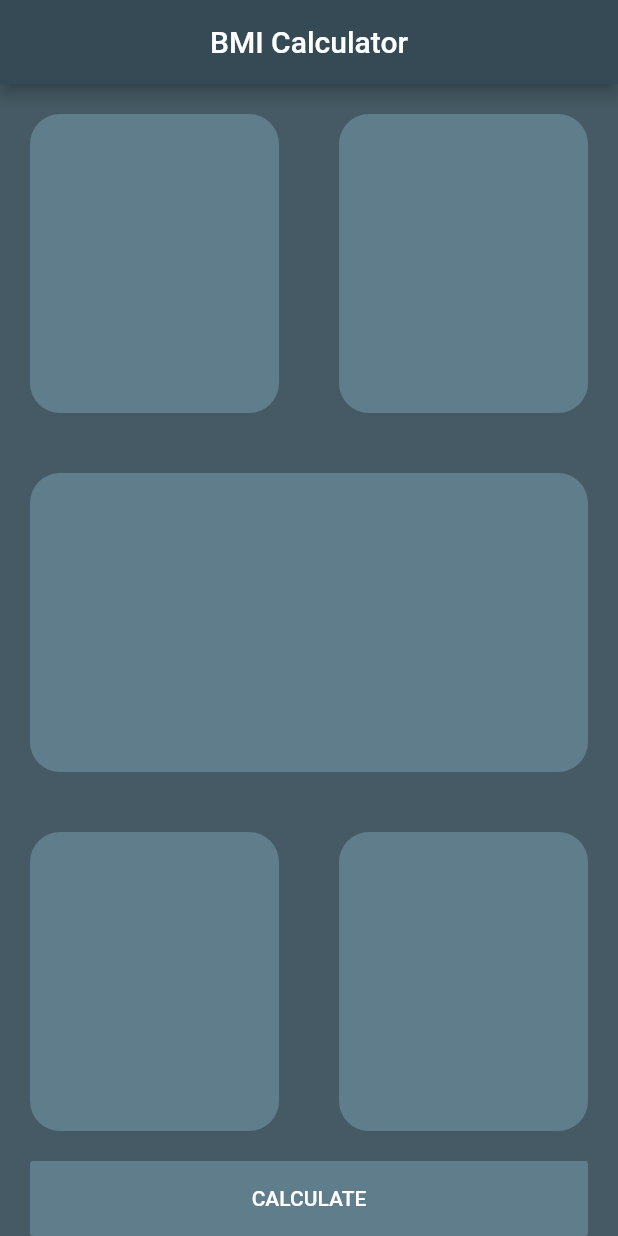
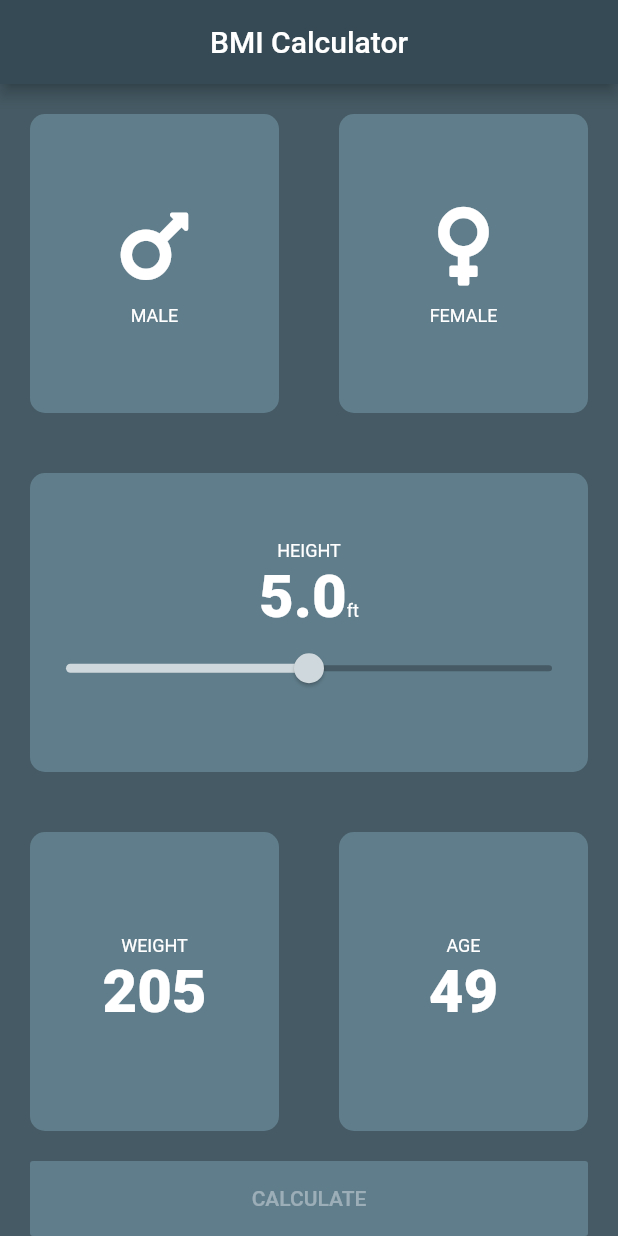
Before and after one commit to Ruzo/complete_flutter_bootcamp, a Flutter app: the screen it shows after launch, on a phone screen of 412 x 824 dp. Run offline on Flutter 3.47's test engine with Material 2 defaults, Android fonts, the phone set to English and light mode, and no system bars; our stand-ins replace audioplayers, font_awesome_flutter; missing offline and left inert: flutter_gifimage.

Commit message:
Done up to Slider but with height in feet

```diff
--- /dev/null
+++ b/bmi_calc/lib/constants.dart
@@ -0,0 +1,15 @@
+import 'package:flutter/material.dart';
+
+//Colors
+const kCardColor = Color(0xFF607D8B);
+const kSelectedCardColor = Color(0xFF75AA75);
+const kSliderActiveColor = Color(0xFFCFD8DC);
+const kSliderInactiveColor = Color(0xFF455A64);
+const kButtonColor = Color(0xFF75AA75);
+
+//Text styles
+const kLabelStyle = TextStyle(fontSize: 12);
+const kDataStyle = TextStyle(fontSize: 40.0, fontWeight: FontWeight.w900);
+
+//Icons
+const kGenderIconSize = 60.0;
--- /dev/null
+++ b/bmi_calc/lib/data_input_card.dart
@@ -0,0 +1,40 @@
+import 'package:bmi_calc/constants.dart';
+import 'package:flutter/material.dart';
+// import 'package:font_awesome_flutter/font_awesome_flutter.dart';
+
+class DataInputCard extends StatelessWidget {
+  final String label;
+  final int data;
+
+  DataInputCard({this.label = '', this.data});
+
+  @override
+  Widget build(BuildContext context) {
+    return Column(
+      mainAxisAlignment: MainAxisAlignment.center,
+      children: <Widget>[
+        Text(
+          label,
+          style: kLabelStyle,
+        ),
+        Text(
+          '$data',
+          style: kDataStyle,
+        ),
+        Row(
+          mainAxisAlignment: MainAxisAlignment.center,
+          children: <Widget>[
+            // MaterialButton(
+            //   child: FaIcon(FontAwesomeIcons.minus),
+            //   onPressed: () => {},
+            // ),
+            // MaterialButton(
+            //   child: FaIcon(FontAwesomeIcons.plus),
+            //   onPressed: () => {},
+            // ),
+          ],
+        )
+      ],
+    );
+  }
+}
--- /dev/null
+++ b/bmi_calc/lib/gender_card.dart
@@ -0,0 +1,37 @@
+import 'package:bmi_calc/constants.dart';
+import 'package:flutter/material.dart';
+import 'package:font_awesome_flutter/font_awesome_flutter.dart';
+
+class GenderCard extends StatelessWidget {
+  final IconData icon;
+  final int gender;
+  final String genderLabel;
+  final Function handleTap;
+
+  GenderCard(
+      {@required this.icon, this.gender, this.genderLabel, this.handleTap});
+
+  @override
+  Widget build(BuildContext context) {
+    return GestureDetector(
+      child: Column(
+        mainAxisAlignment: MainAxisAlignment.center,
+        children: <Widget>[
+          Padding(
+            padding: const EdgeInsets.only(bottom: 10.0),
+            child: FaIcon(
+              icon,
+              size: kGenderIconSize,
+            ),
+          ),
+          Text(
+            genderLabel,
+            style: kLabelStyle,
+          ),
+        ],
+      ),
+      onTap: () => handleTap(gender),
+      behavior: HitTestBehavior.opaque,
+    );
+  }
+}
--- /dev/null
+++ b/bmi_calc/lib/input_container.dart
@@ -0,0 +1,21 @@
+import 'package:bmi_calc/constants.dart';
+import 'package:flutter/material.dart';
+
+class InputContainer extends StatelessWidget {
+  final Widget child;
+  final bool selected;
+
+  const InputContainer({this.child, this.selected = false});
+
+  @override
+  Widget build(BuildContext context) {
+    return Container(
+      margin: EdgeInsets.all(20),
+      decoration: BoxDecoration(
+        borderRadius: BorderRadius.all(Radius.circular(10.0)),
+        color: selected ? kSelectedCardColor : kCardColor,
+      ),
+      child: child,
+    );
+  }
+}
--- a/bmi_calc/lib/input_view.dart
+++ b/bmi_calc/lib/input_view.dart
@@ -1,4 +1,11 @@
+import 'package:bmi_calc/constants.dart';
+import 'package:bmi_calc/data_input_card.dart';
+import 'package:bmi_calc/gender_card.dart';
+import 'package:bmi_calc/input_container.dart';
 import 'package:flutter/material.dart';
+import 'package:font_awesome_flutter/font_awesome_flutter.dart';
+
+enum Gender { male, female }
 
 class InputView extends StatefulWidget {
   @override
@@ -6,6 +13,12 @@ class InputView extends StatefulWidget {
 }
 
 class _InputViewState extends State<InputView> {
+  int weight = 205;
+  int age = 49;
+  double height = 5.0;
+
+  Gender gender;
+
   @override
   Widget build(BuildContext context) {
     return Column(
@@ -15,32 +28,67 @@ class _InputViewState extends State<InputView> {
           child: Row(
             children: [
               Expanded(
-                child: Container(
-                  margin: EdgeInsets.all(20),
-                  decoration: BoxDecoration(
-                    borderRadius: BorderRadius.all(Radius.circular(20.0)),
-                    color: Color(0xFF607D8B),
+                child: InputContainer(
+                  child: GenderCard(
+                    icon: FontAwesomeIcons.mars,
+                    gender: Gender.male.index,
+                    genderLabel: 'MALE',
+                    handleTap: selectGender,
                   ),
+                  selected: gender == Gender.male,
                 ),
               ),
               Expanded(
-                child: Container(
-                  margin: EdgeInsets.all(20),
-                  decoration: BoxDecoration(
-                    borderRadius: BorderRadius.all(Radius.circular(20.0)),
-                    color: Color(0xFF607D8B),
+                child: InputContainer(
+                  child: GenderCard(
+                    icon: FontAwesomeIcons.venus,
+                    gender: Gender.female.index,
+                    genderLabel: 'FEMALE',
+                    handleTap: selectGender,
                   ),
+                  selected: gender == Gender.female,
                 ),
               ),
             ],
           ),
         ),
         Expanded(
-          child: Container(
-            margin: EdgeInsets.all(20),
-            decoration: BoxDecoration(
-              borderRadius: BorderRadius.all(Radius.circular(20.0)),
-              color: Color(0xFF607D8B),
+          child: InputContainer(
+            child: Column(
+              crossAxisAlignment: CrossAxisAlignment.stretch,
+              mainAxisAlignment: MainAxisAlignment.center,
+              children: <Widget>[
+                Text(
+                  'HEIGHT',
+                  style: kLabelStyle,
+                  textAlign: TextAlign.center,
+                ),
+                RichText(
+                  textAlign: TextAlign.center,
+                  text: TextSpan(
+                    children: [
+                      TextSpan(
+                        text: '$height',
+                        style: kDataStyle,
+                      ),
+                      TextSpan(
+                        text: 'ft',
+                        style: kLabelStyle,
+                      )
+                    ],
+                  ),
+                ),
+                Slider(
+                  min: 0.0,
+                  max: 10.0,
+                  activeColor: kSliderActiveColor,
+                  inactiveColor: kSliderInactiveColor,
+                  value: height,
+                  onChanged: (double h) => setState(
+                    () => height = double.parse(h.toStringAsFixed(1)),
+                  ),
+                )
+              ],
             ),
           ),
         ),
@@ -48,20 +96,18 @@ class _InputViewState extends State<InputView> {
           child: Row(
             children: <Widget>[
               Expanded(
-                child: Container(
-                  margin: EdgeInsets.all(20),
-                  decoration: BoxDecoration(
-                    borderRadius: BorderRadius.all(Radius.circular(20.0)),
-                    color: Color(0xFF607D8B),
+                child: InputContainer(
+                  child: DataInputCard(
+                    label: 'WEIGHT',
+                    data: weight,
                   ),
                 ),
               ),
               Expanded(
-                child: Container(
-                  margin: EdgeInsets.all(20),
-                  decoration: BoxDecoration(
-                    borderRadius: BorderRadius.all(Radius.circular(20.0)),
-                    color: Color(0xFF607D8B),
+                child: InputContainer(
+                  child: DataInputCard(
+                    label: 'AGE',
+                    data: age,
                   ),
                 ),
               ),
@@ -71,8 +117,9 @@ class _InputViewState extends State<InputView> {
         Padding(
           padding: const EdgeInsets.symmetric(horizontal: 20.0),
           child: FlatButton(
-            color: Color(0xFF607D8B),
-            onPressed: () => {},
+            color: kButtonColor,
+            disabledColor: kCardColor,
+            onPressed: gender == null ? null : () => {},
             child: Container(
               alignment: Alignment.center,
               width: double.maxFinite,
@@ -84,4 +131,10 @@ class _InputViewState extends State<InputView> {
       ],
     );
   }
+
+  void selectGender(int selectedGender) {
+    setState(() {
+      gender = Gender.values[selectedGender];
+    });
+  }
 }
```
Also changed, not shown: bmi_calc/pubspec.yaml (+1 -18 lines), bmi_calc/pubspec.lock.
